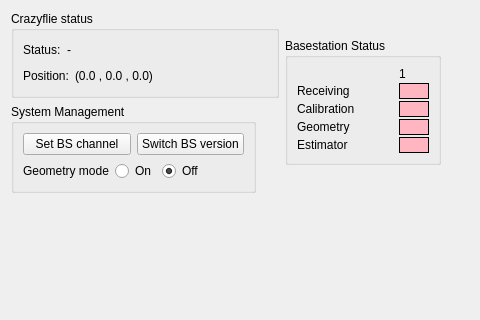
Old version of the form src/cfclient/ui/tabs/lighthouse_tab.ui in the repository bitcraze/crazyflie-clients-python; both pictures show x 0 to 480 and y 0 to 320 of the 1302 by 742 pixel window.
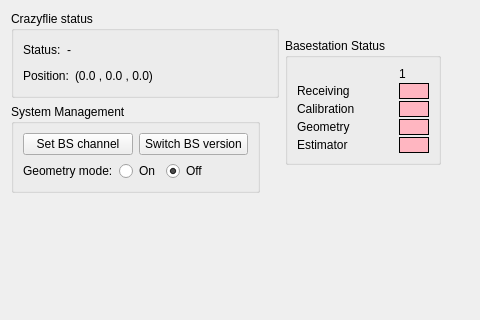
New version of the form.

Diff of the .ui file:
```diff
--- a/src/cfclient/ui/tabs/lighthouse_tab.ui
+++ b/src/cfclient/ui/tabs/lighthouse_tab.ui
@@ -193,7 +193,7 @@
               <item>
                <widget class="QLabel" name="label">
                 <property name="text">
-                 <string>Geometry mode</string>
+                 <string>Geometry mode:</string>
                 </property>
                </widget>
               </item>
```
Left out of the diff: 4 changed lines with no effect on the pictures.
